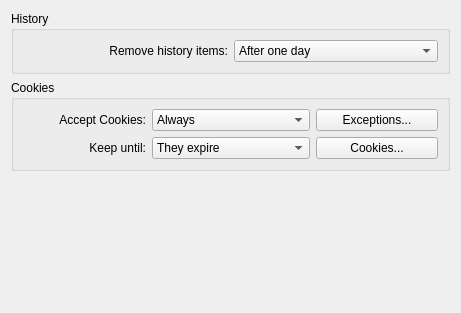
Above: src/settings_privacy.ui from KDE/rekonq before the change. Below: the same form after it.
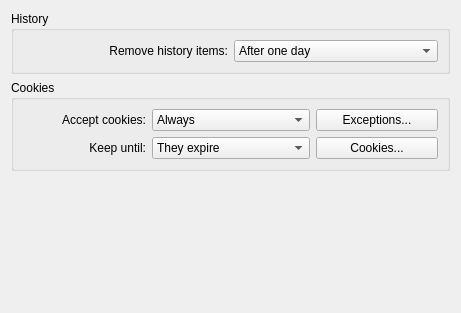
That is the form after the change.

Commit message: More KDE HIG related string changes

Patch:
```diff
--- a/src/settings_privacy.ui
+++ b/src/settings_privacy.ui
@@ -76,7 +76,7 @@
       <item row="0" column="0">
        <widget class="QLabel" name="label_2">
         <property name="text">
-         <string>Accept Cookies:</string>
+         <string>Accept cookies:</string>
         </property>
         <property name="alignment">
          <set>Qt::AlignRight|Qt::AlignTrailing|Qt::AlignVCenter</set>
```
